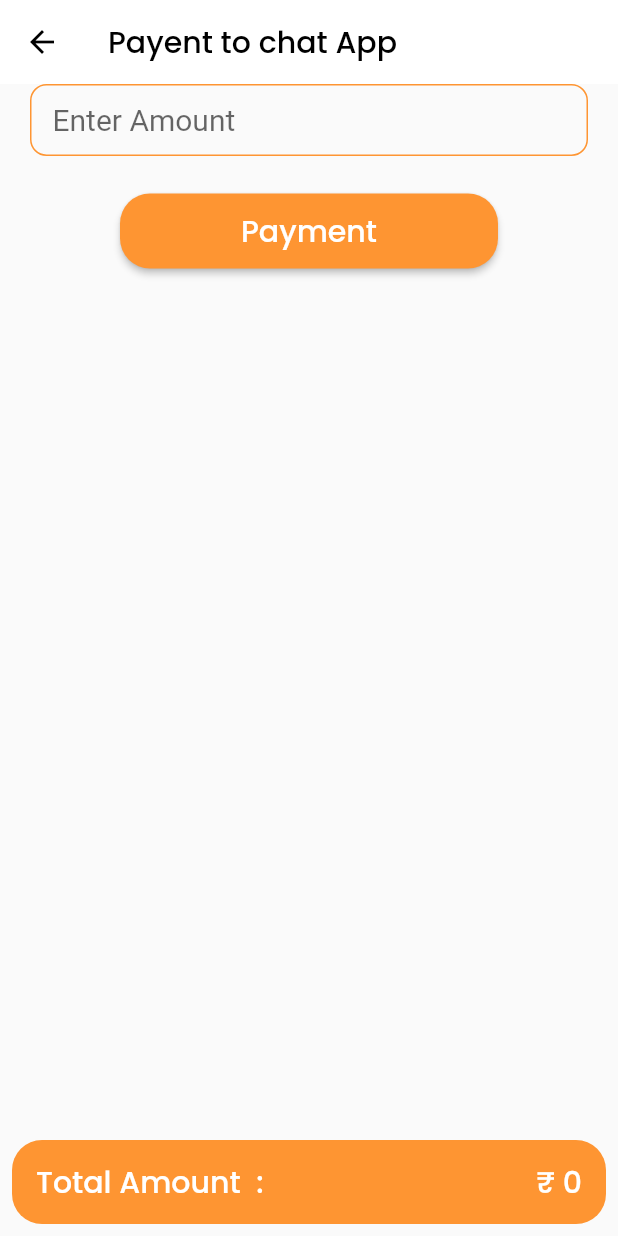
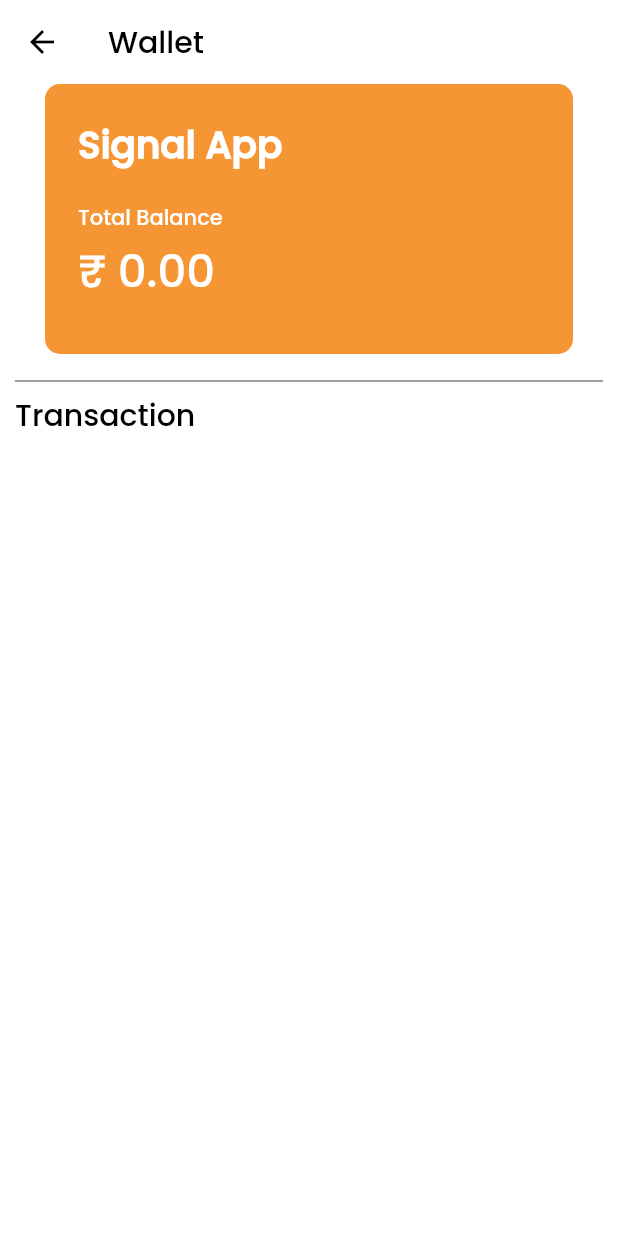
Before and after one commit to stackappSolution/firebase_chat_app, a Flutter app: the DonatePage screen opened by its route, on a phone screen of 412 x 824 dp. Run offline on Flutter 3.47's test engine with Material 2 defaults, Android fonts, the phone set to English and light mode, and no system bars; our stand-ins replace bot_toast, cached_network_image, cloud_firestore, connectivity, contacts_service, country_code_picker and 27 more; missing offline and left inert: external_path, flutter_windowmanager, lorem_gen, razorpay_flutter, widgets_to_image; accounts and stored records are empty; statements that could not run were skipped.

Commit message:
add:-Enhance ui in transaction History page

```diff
--- a/lib/app/widget/app_loader.dart
+++ b/lib/app/widget/app_loader.dart
@@ -1,7 +1,6 @@
 import 'dart:ui';
 
 import 'package:flutter/material.dart';
-import 'package:responsive_sizer/responsive_sizer.dart';
 import 'package:signal/constant/color_constant.dart';
 
 class AppLoader extends StatelessWidget {
@@ -16,14 +15,14 @@
         child: Container(
           alignment: Alignment.center,
           color: Theme.of(context).colorScheme.background.withOpacity(0.5),
-          child:  Center(
+          child: Center(
               child: Column(
             mainAxisAlignment: MainAxisAlignment.center,
             children: [
               const CircularProgressIndicator(
                 color: AppColorConstant.appYellow,
               ),
-              widget?? const SizedBox()
+              widget ?? const SizedBox()
             ],
           )),
         ));
--- a/lib/pages/appearance/appearance_screen.dart
+++ b/lib/pages/appearance/appearance_screen.dart
@@ -44,7 +44,6 @@
             if (getStringValue(StringConstant.setFontSize) == null) {
               setStringValue(StringConstant.setFontSize, "Normal");
             }
-
             controller!.update();
           },
         );
--- a/lib/pages/appearance/appearance_view_model.dart
+++ b/lib/pages/appearance/appearance_view_model.dart
@@ -14,8 +14,6 @@
 import '../../app/app/utills/app_utills.dart';
 import '../../app/app/utills/theme_util.dart';
 import 'package:signal/routes/routes_helper.dart';
-import '../../app/app/utills/app_utills.dart';
-import '../../app/app/utills/theme_util.dart';
 
 class AppearanceViewModel {
   AppearanceScreen? appearanceScreen;
--- a/lib/pages/chats/chat_view_model.dart
+++ b/lib/pages/chats/chat_view_model.dart
@@ -15,7 +15,6 @@
 import '../../constant/string_constant.dart';
 import '../../service/users_service.dart';
 
-import 'package:signal/service/users_service.dart';
 
 class ChatViewModel {
   ChatScreen? chatScreen;
--- a/lib/pages/donate_amount_page/donate_page.dart
+++ b/lib/pages/donate_amount_page/donate_page.dart
@@ -8,13 +8,9 @@
 import 'package:pdf/widgets.dart' as pw;
 import 'package:razorpay_flutter/razorpay_flutter.dart';
 import 'package:responsive_sizer/responsive_sizer.dart';
-import 'package:signal/app/app/utills/app_utills.dart';
 import 'package:signal/app/widget/app_app_bar.dart';
-import 'package:signal/app/widget/app_elevated_button.dart';
 import 'package:signal/app/widget/app_text.dart';
-import 'package:signal/app/widget/app_textForm_field.dart';
 import 'package:signal/constant/color_constant.dart';
-import 'package:signal/constant/string_constant.dart';
 import 'package:signal/controller/donate_controller.dart';
 import 'package:signal/modal/transaction_model.dart';
 import 'package:signal/pages/donate_amount_page/donate_view_model.dart';
@@ -35,6 +31,7 @@
       initState: (state) {
         Future.delayed(const Duration(milliseconds: 300), () async {
           donateController = Get.find<DonateController>();
+          donateViewModel!.getTotal(donateController!);
         });
         donateViewModel!.razorpay.on(Razorpay.EVENT_PAYMENT_SUCCESS,
             donateViewModel!.handlePaymentSuccess);
@@ -42,73 +39,85 @@
             Razorpay.EVENT_PAYMENT_ERROR, donateViewModel!.handlePaymentError);
         donateViewModel!.razorpay.on(Razorpay.EVENT_EXTERNAL_WALLET,
             donateViewModel!.handleExternalWallet);
+
+
       },
       dispose: (state) {
         donateViewModel!.razorpay.clear();
       },
       builder: (DonateController controller) {
         return Scaffold(
-          appBar: const AppAppBar(
+          backgroundColor: Theme.of(context).colorScheme.background,
+          appBar: AppAppBar(
               title: AppText(
-            'Payent to chat App',
+            'Wallet',
             fontSize: 20,
+            color: Theme.of(context).colorScheme.primary,
           )),
-          body: buildBody(controller),
+          body: buildBody(controller, context),
         );
       },
     );
   }
 
-  buildBody(DonateController controller) {
+  buildBody(DonateController controller, context) {
     return Column(
         crossAxisAlignment: CrossAxisAlignment.start,
         mainAxisSize: MainAxisSize.min,
         children: [
           Row(
+            mainAxisAlignment: MainAxisAlignment.center,
             children: [
               Expanded(
+                  child: Padding(
+                padding: const EdgeInsets.symmetric(horizontal: 30),
+                child: Container(
+                  height: 180.px,
+                  decoration: BoxDecoration(
+                      color: AppColorConstant.appYellow,
+                      borderRadius: BorderRadius.circular(10.px)),
+                  child: Padding(
+                    padding: EdgeInsets.all(22.px),
                     child: Column(
+                      crossAxisAlignment: CrossAxisAlignment.start,
                       children: [
-                    Padding(
-                      padding: EdgeInsets.symmetric(horizontal: 20.px),
-                      child: AppTextFormField(
-                        controller: donateViewModel!.amountController,
-                        hintText: StringConstant.enteramount,
-                        style: TextStyle(
-                          fontSize: 22.px,
-                          fontWeight: FontWeight.w400,
+                        const AppText(
+                          'Signal App',
+                          fontSize: 25,
+                          color: AppColorConstant.appWhite,
+                          fontWeight: FontWeight.w700,
                         ),
-                        keyboardType: TextInputType.number,
-                        fontSize: 20.px,
+                        SizedBox(height: 20.px),
+                        const AppText(
+                          'Total Balance',
+                          color: AppColorConstant.appWhite,
                         ),
+                        SizedBox(height: 2.px),
+                         AppText(
+                           '₹ ${donateViewModel!.totalHistoryAmount.toStringAsFixed(2) ?? '0.00'}',
+                          color: AppColorConstant.appWhite,
+                          fontSize: 30,
                         ),
                       ],
                     ),
                   ),
+                ),
+              ))
             ],
           ),
           SizedBox(
-            height: 25.px,
+            height: 10.px,
           ),
-          Padding(
-            padding: EdgeInsets.symmetric(horizontal: 80.px),
-            child: AppElevatedButton(
-              onPressed: () async {
-                donateViewModel!.amountController.text;
-                controller.update();
-                donateViewModel!
-                    .startPayment(donateViewModel!.amountController.text);
-                donateViewModel!.amountController.clear();
-                await UsersService.instance.getTransactionHistory();
-              },
-              buttonColor: AppColorConstant.appYellowBorder,
-              buttonHeight: 50,
-              widget: const AppText(StringConstant.payment,
-                  color: AppColorConstant.appWhite, fontSize: 20),
+          const Padding(
+            padding: EdgeInsets.symmetric(horizontal: 10),
+            child: Divider(
+              color: AppColorConstant.grey,
+              thickness: 1,
             ),
           ),
-          SizedBox(
-            height: 10.px,
+          const Padding(
+            padding: EdgeInsets.symmetric(horizontal: 10),
+            child: AppText('Transaction',fontSize: 20),
           ),
           Expanded(
             child: FutureBuilder<List<TransactionsModel>>(
@@ -116,23 +125,20 @@
               builder:
                   (context, AsyncSnapshot<List<TransactionsModel>> snapshot) {
                 if (snapshot.hasError) {
-                    return AppText('${snapshot.error}');
+                  return AppText(
+                    '${snapshot.error}',
+                    color: Theme.of(context).colorScheme.primary,
+                  );
                 }
                 if (snapshot.hasData) {
                   if (snapshot.data != null &&
                       (snapshot.data?.isNotEmpty ?? false)) {
-                      donateViewModel!.totalHistoryAmount = (snapshot.data!
-                          .map((transaction) => transaction.amount ?? 0)
-                          .reduce((sum, amount) => sum + amount))
-                          .toDouble(); // Convert the result to a double
-
-                      logs('total Amount-->${donateViewModel!.totalHistoryAmount}');
+                    snapshot.data!
+                        .sort((a, b) => b.time!.compareTo(a.time.toString()));
                     return ListView.separated(
                         physics: const BouncingScrollPhysics(),
-                          reverse: true,
                         itemBuilder: (context, index) {
-                            TransactionsModel transaction =
-                                snapshot.data![index];
+                          TransactionsModel transaction = snapshot.data![index];
                           Color textColor = snapshot.data![index].status ==
                                   'Payment Successful'
                               ? Colors.green
@@ -145,9 +151,13 @@
                                 },
                                 shape: RoundedRectangleBorder(
                                     borderRadius: BorderRadius.circular(20)),
-                                  title: Text(snapshot.data?[index].paymentId ?? '',
-                                      overflow: TextOverflow.ellipsis),
-                                  subtitle: Text(snapshot.data?[index].status ?? '',
+                                title: AppText(
+                                  snapshot.data?[index].paymentId ?? '',
+                                  overflow: TextOverflow.ellipsis,
+                                  color: Theme.of(context).colorScheme.primary,
+                                ),
+                                subtitle: Text(
+                                    snapshot.data?[index].status ?? '',
                                     overflow: TextOverflow.ellipsis,
                                     style: TextStyle(color: textColor)),
                                 trailing: Padding(
@@ -176,9 +186,12 @@
                           );
                         },
                         separatorBuilder: (context, index) {
-                            return const Divider(
+                          return const Padding(
+                            padding: EdgeInsets.symmetric(horizontal: 10),
+                            child: Divider(
                               color: AppColorConstant.grey,
                               thickness: 1,
+                            ),
                           );
                         },
                         itemCount: snapshot.data?.length ?? 0);
@@ -186,23 +199,8 @@
                 }
                 return Container();
               },
-              )),
-          Padding(
-            padding: const EdgeInsets.all(8.0),
-            child: ListTile(
-              tileColor: AppColorConstant.appYellowBorder,
-              title: const AppText(
-                'Total Amount  :',
-                fontSize: 20,
-                color: AppColorConstant.appWhite,
             ),
-              trailing:  AppText('₹ ${donateViewModel!.totalHistoryAmount.toInt()}',
-                  overflow: TextOverflow.ellipsis,
-                  fontSize: 20, color: AppColorConstant.appWhite),
-              shape: RoundedRectangleBorder(
-                  borderRadius: BorderRadius.circular(20),),
           ),
-          )
         ]);
   }
 
--- a/lib/pages/donate_amount_page/donate_view_model.dart
+++ b/lib/pages/donate_amount_page/donate_view_model.dart
@@ -1,3 +1,4 @@
+import 'package:cloud_firestore/cloud_firestore.dart';
 import 'package:firebase_auth/firebase_auth.dart';
 import 'package:flutter/material.dart';
 import 'package:fluttertoast/fluttertoast.dart';
@@ -5,6 +6,7 @@
 import 'package:razorpay_flutter/razorpay_flutter.dart';
 import 'package:signal/app/app/utills/app_utills.dart';
 import 'package:signal/app/app/utills/toast_util.dart';
+import 'package:signal/controller/donate_controller.dart';
 import 'package:signal/pages/donate_amount_page/donate_page.dart';
 import 'package:signal/service/users_service.dart';
 
@@ -18,7 +20,7 @@
   String? currentPaymentId;
   final TextEditingController amountController = TextEditingController();
   double paymentAmount = 0.0;
-  double totalHistoryAmount = 0.00;
+  double totalHistoryAmount = 0.0;
 
   DonateViewModel(this.donatePage);
 
@@ -93,4 +95,22 @@
     debugPrint('External wallet selected: ${response.walletName}');
     totalAmount.toString();
   }
+
+  getTotal(DonateController donateController) async {
+    logs('totallllll-->$totalHistoryAmount');
+    final data = await FirebaseFirestore.instance.collection('transaction')
+        .where('userid', isEqualTo: FirebaseAuth.instance.currentUser!.uid)
+        .get();
+    final total = data;
+    logs('llen-->${total.docs.length}');
+
+    for(int i=0;i< total.docs.length;i++)
+    {
+      double totalamount = total.docs[i]["amount"];
+      totalHistoryAmount = (totalHistoryAmount + totalamount );
+    }
+    logs('totallllll23444-->${totalHistoryAmount}');
+    donateController.update();
+
+  }
 }
```
Also changed, not shown: lib/pages/donate_to_chat_app/donate_chat_view_model.dart (+137 -0 lines), lib/pages/donate_to_chat_app/donate_to_chat_page.dart (+69 -24 lines), lib/service/users_service.dart (+2 -20 lines), 2 other files. Lines whose indentation alone changed are shown as unchanged.
